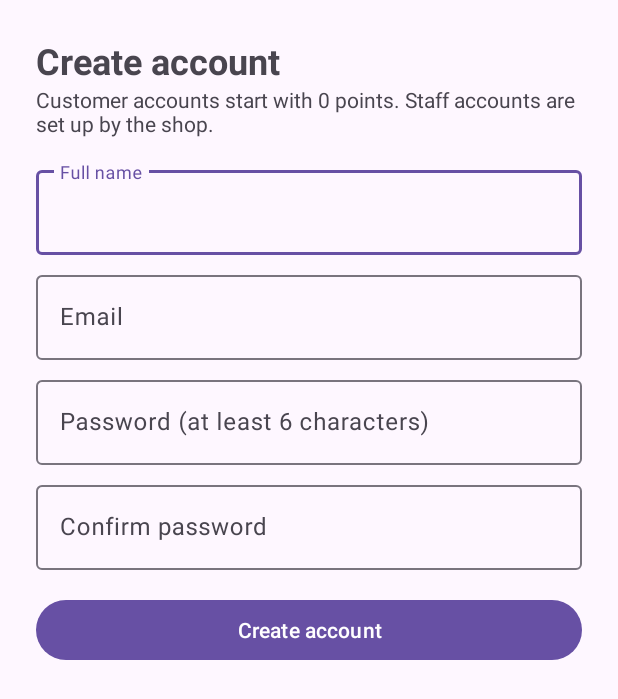
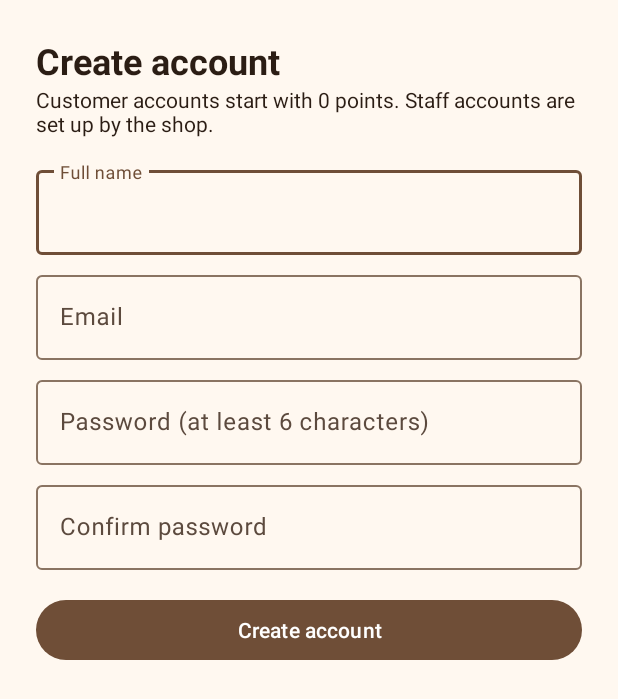
Before and after one commit to pierrelaguerre100/BrewLoop, an Android app: the RegisterActivity screen opened directly, with no data from a screen before it, on a phone screen of 412 x 824 dp. Shown: the top 699 px of the screen. Run offline under Robolectric (Android 15) with nearby library versions, the phone set to English and light mode, and no system bars; our stand-ins replace Firebase (no records; nobody signed in at launch, a user with empty details on screens opened directly); 1 statement that could not run was skipped.

Commit message:
Apply coffee brown theme

```diff
--- a/app/src/main/AndroidManifest.xml
+++ b/app/src/main/AndroidManifest.xml
@@ -16,6 +16,7 @@
         <activity
             android:name=".LoginActivity"
             android:exported="true"
+            android:theme="@style/Theme.BrewLoop.Account"
             android:windowSoftInputMode="adjustResize">
             <intent-filter>
                 <action android:name="android.intent.action.MAIN" />
@@ -26,11 +27,13 @@
         <activity
             android:name=".RegisterActivity"
             android:exported="false"
+            android:theme="@style/Theme.BrewLoop.Account"
             android:windowSoftInputMode="adjustResize" />
 
         <activity
             android:name=".MainActivity"
-            android:exported="false" />
+            android:exported="false"
+            android:theme="@style/Theme.BrewLoop.Account" />
 
         <activity
             android:name=".MenuActivity"
--- a/app/src/main/java/com/doubleshotdevs/brewloop/MainActivity.java
+++ b/app/src/main/java/com/doubleshotdevs/brewloop/MainActivity.java
@@ -1,6 +1,7 @@
 package com.doubleshotdevs.brewloop;
 
 import android.content.Intent;
+import android.graphics.Color;
 import android.os.Bundle;
 import android.util.Log;
 import android.view.View;
@@ -10,6 +11,7 @@ import android.widget.TextView;
 import android.widget.Toast;
 
 import androidx.activity.EdgeToEdge;
+import androidx.activity.SystemBarStyle;
 import androidx.annotation.NonNull;
 import androidx.annotation.Nullable;
 import androidx.appcompat.app.AppCompatActivity;
@@ -72,7 +74,10 @@ public class MainActivity extends AppCompatActivity {
     @Override
     protected void onCreate(Bundle savedInstanceState) {
         super.onCreate(savedInstanceState);
-        EdgeToEdge.enable(this);
+        // The account theme is always light, so keep dark system-bar icons even in dark mode.
+        EdgeToEdge.enable(this,
+                SystemBarStyle.light(Color.TRANSPARENT, Color.TRANSPARENT),
+                SystemBarStyle.light(Color.TRANSPARENT, Color.TRANSPARENT));
         setContentView(R.layout.activity_main);
 
         ViewCompat.setOnApplyWindowInsetsListener(
--- a/app/src/main/res/values/colors.xml
+++ b/app/src/main/res/values/colors.xml
@@ -2,4 +2,14 @@
 <resources>
     <color name="black">#FF000000</color>
     <color name="white">#FFFFFFFF</color>
+
+    <!-- Coffee palette for the account screens (sign-in, registration, customer home). -->
+    <color name="coffee_brown">#FF6F4E37</color>
+    <color name="coffee_brown_light">#FFF3E3D3</color>
+    <color name="coffee_cream">#FFFFF8F0</color>
+    <color name="coffee_field">#FFF4E8DA</color>
+    <color name="coffee_text">#FF2B1D14</color>
+    <color name="coffee_text_secondary">#FF5C4A3E</color>
+    <color name="coffee_outline">#FF8A7462</color>
+    <color name="coffee_error">#FFB3261E</color>
 </resources>
--- a/app/src/main/res/values/themes.xml
+++ b/app/src/main/res/values/themes.xml
@@ -6,4 +6,41 @@
     </style>
 
     <style name="Theme.BrewLoop" parent="Base.Theme.BrewLoop" />
+
+    <!--
+        Coffee theme for the account screens only: sign-in, registration, and customer home.
+        It is applied to those activities in the manifest so the shared app theme, and the
+        teammates' screens that use it, are unchanged. It is always light, so the cream
+        background and dark text stay readable when the device uses dark mode.
+    -->
+    <style name="Theme.BrewLoop.Account" parent="Theme.Material3.Light.NoActionBar">
+        <item name="colorPrimary">@color/coffee_brown</item>
+        <item name="colorOnPrimary">@color/white</item>
+        <item name="colorPrimaryContainer">@color/coffee_brown_light</item>
+        <item name="colorOnPrimaryContainer">@color/coffee_text</item>
+        <item name="colorSecondary">@color/coffee_brown</item>
+        <item name="colorOnSecondary">@color/white</item>
+        <item name="colorSecondaryContainer">@color/coffee_brown_light</item>
+        <item name="colorOnSecondaryContainer">@color/coffee_text</item>
+        <item name="android:colorBackground">@color/coffee_cream</item>
+        <item name="android:windowBackground">@color/coffee_cream</item>
+        <item name="colorOnBackground">@color/coffee_text</item>
+        <item name="colorSurface">@color/coffee_cream</item>
+        <item name="colorOnSurface">@color/coffee_text</item>
+        <item name="colorOnSurfaceVariant">@color/coffee_text_secondary</item>
+        <item name="colorSurfaceContainerHighest">@color/coffee_field</item>
+        <item name="colorOutline">@color/coffee_outline</item>
+        <item name="colorError">@color/coffee_error</item>
+        <item name="colorOnError">@color/white</item>
+        <item name="android:textColorPrimary">@color/coffee_text</item>
+        <item name="android:textColorSecondary">@color/coffee_text_secondary</item>
+        <item name="android:windowLightStatusBar">true</item>
+        <item name="android:windowLightNavigationBar" tools:targetApi="27">true</item>
+        <item name="android:textViewStyle">@style/Widget.BrewLoop.Account.TextView</item>
+    </style>
+
+    <!-- Dark coffee text for plain labels; views that set their own color, such as errors, keep it. -->
+    <style name="Widget.BrewLoop.Account.TextView" parent="android:Widget.TextView">
+        <item name="android:textColor">@color/coffee_text</item>
+    </style>
 </resources>
```
